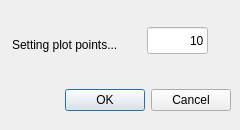
This is npointsdialog.ui in orsosa/telescope_app as Qt 5 draws it before an edit. The edited form follows.
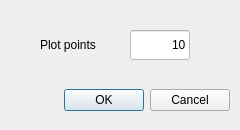
This is the edited form.

```diff
--- a/npointsdialog.ui
+++ b/npointsdialog.ui
@@ -18,8 +18,8 @@
     <rect>
      <x>10</x>
      <y>80</y>
-     <width>221</width>
-     <height>41</height>
+     <width>220</width>
+     <height>40</height>
     </rect>
    </property>
    <property name="orientation">
@@ -32,23 +32,23 @@
   <widget class="QLabel" name="label">
    <property name="geometry">
     <rect>
-     <x>12</x>
+     <x>40</x>
      <y>36</y>
-     <width>131</width>
+     <width>91</width>
      <height>17</height>
     </rect>
    </property>
    <property name="text">
-    <string>Setting plot points...</string>
+    <string>Plot points</string>
    </property>
   </widget>
   <widget class="QLineEdit" name="lineEdit">
    <property name="geometry">
     <rect>
-     <x>147</x>
-     <y>27</y>
-     <width>61</width>
-     <height>27</height>
+     <x>130</x>
+     <y>30</y>
+     <width>60</width>
+     <height>30</height>
     </rect>
    </property>
    <property name="styleSheet">
```
